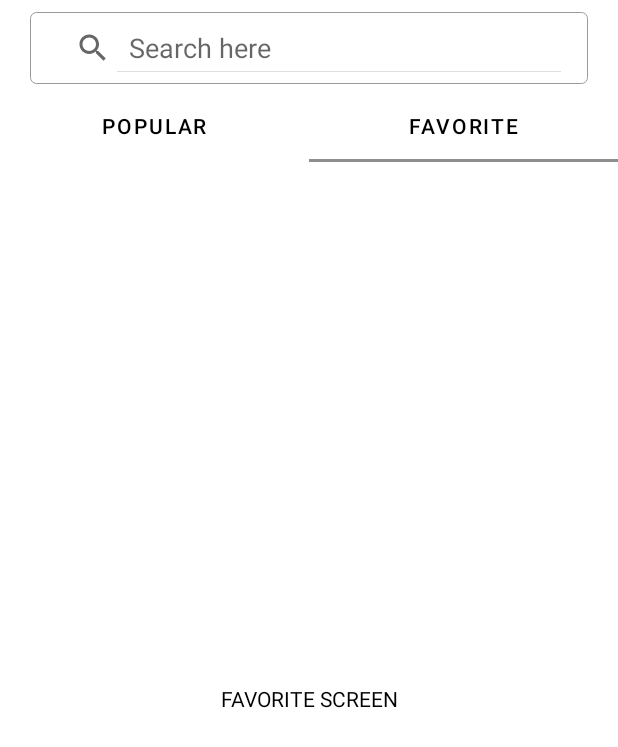
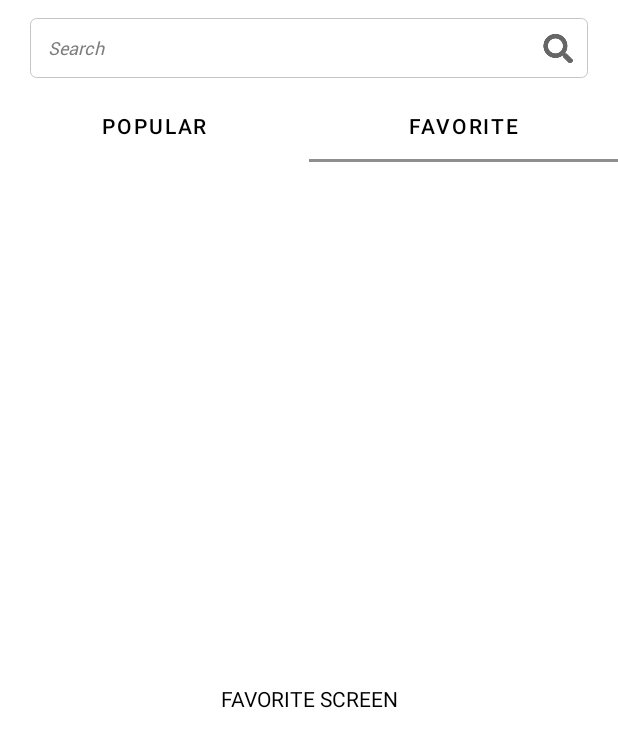
Before and after one commit to yuzutaru/GithubProfile-dagger-Coroutines, an Android app: the fragment MainMenuFragment shown on its own in the app's theme, tab 2 chosen, on a phone screen of 412 x 824 dp. Shown: the top 747 px of the screen. Run offline under Robolectric (Android 15) with nearby library versions, the phone set to English and light mode, and no system bars; our stand-ins replace Dagger/Hilt's generated code, paging.

Commit message:
add search feature

```diff
--- a/app/src/main/java/com/yuzu/githubprofile_dagger_coroutines/view/adapter/ViewPagerAdapter.kt
+++ b/app/src/main/java/com/yuzu/githubprofile_dagger_coroutines/view/adapter/ViewPagerAdapter.kt
@@ -6,8 +6,9 @@ import androidx.lifecycle.Lifecycle
 import androidx.viewpager2.adapter.FragmentStateAdapter
 import com.yuzu.githubprofile_dagger_coroutines.view.fragment.FavoriteFragment
 import com.yuzu.githubprofile_dagger_coroutines.view.fragment.PopularFragment
+import com.yuzu.githubprofile_dagger_coroutines.viewmodel.PopularViewModel
 
-class ViewPagerAdapter(fragmentManager: FragmentManager, lifecycle: Lifecycle):
+class ViewPagerAdapter(fragmentManager: FragmentManager, lifecycle: Lifecycle, private val popularViewModel: PopularViewModel):
     FragmentStateAdapter(fragmentManager, lifecycle) {
     override fun getItemCount(): Int {
         return 2
@@ -15,9 +16,9 @@ class ViewPagerAdapter(fragmentManager: FragmentManager, lifecycle: Lifecycle):
 
     override fun createFragment(position: Int): Fragment {
         when (position) {
-            0 -> return PopularFragment()
+            0 -> return PopularFragment(popularViewModel)
             1 -> return FavoriteFragment()
         }
-        return PopularFragment()
+        return PopularFragment(popularViewModel)
     }
 }
--- a/app/src/main/java/com/yuzu/githubprofile_dagger_coroutines/view/fragment/MainMenuFragment.kt
+++ b/app/src/main/java/com/yuzu/githubprofile_dagger_coroutines/view/fragment/MainMenuFragment.kt
@@ -1,17 +1,30 @@
 package com.yuzu.githubprofile_dagger_coroutines.view.fragment
 
+import android.content.Context
 import android.os.Bundle
+import android.os.Handler
+import android.os.Looper
+import android.text.Editable
+import android.text.TextWatcher
 import android.view.LayoutInflater
 import android.view.View
 import android.view.ViewGroup
 import androidx.fragment.app.Fragment
+import androidx.lifecycle.ViewModelProvider
 import com.google.android.material.tabs.TabLayoutMediator
 import com.yuzu.githubprofile_dagger_coroutines.databinding.FragmentMainMenuBinding
 import com.yuzu.githubprofile_dagger_coroutines.view.adapter.ViewPagerAdapter
+import com.yuzu.githubprofile_dagger_coroutines.viewmodel.PopularViewModel
 
 class MainMenuFragment: Fragment() {
     private lateinit var binding: FragmentMainMenuBinding
+    private lateinit var viewModel: PopularViewModel
     private val title = arrayOf("Popular", "Favorite")
+
+    override fun onAttach(context: Context) {
+        super.onAttach(context)
+        viewModel = ViewModelProvider(this)[PopularViewModel::class.java]
+    }
 
     override fun onCreateView(inflater: LayoutInflater, container: ViewGroup?,
                               savedInstanceState: Bundle?): View {
@@ -24,10 +37,11 @@ class MainMenuFragment: Fragment() {
 
         initAdapter()
         initViewPager()
+        initQuery()
     }
 
     private fun initAdapter() {
-        binding.viewPager.adapter = ViewPagerAdapter(childFragmentManager, lifecycle)
+        binding.viewPager.adapter = ViewPagerAdapter(childFragmentManager, lifecycle, viewModel)
     }
 
     private fun initViewPager() {
@@ -37,9 +51,28 @@ class MainMenuFragment: Fragment() {
     }
 
     private fun initQuery() {
-        binding.search.setOnQueryTextFocusChangeListener(object : View.OnFocusChangeListener {
-            override fun onFocusChange(p0: View?, p1: Boolean) {
-                TODO("Not yet implemented")
+        binding.search.addTextChangedListener(object : TextWatcher {
+            val handler = Handler(Looper.getMainLooper())
+
+            override fun beforeTextChanged(p0: CharSequence?, p1: Int, p2: Int, p3: Int) {
+                //TODO("Not yet implemented")
+            }
+
+            override fun onTextChanged(p0: CharSequence?, p1: Int, p2: Int, p3: Int) {
+
+            }
+
+            override fun afterTextChanged(p0: Editable?) {
+
+                val runnable = Runnable {
+                    context?.let {
+                        //Log.e("devLog", "text = $p0")
+                        viewModel.getUser(p0.toString())
+                        handler.removeCallbacksAndMessages(null)
+                    }
+                }
+
+                handler.postDelayed(runnable, 2000);
             }
         })
     }
--- a/app/src/main/java/com/yuzu/githubprofile_dagger_coroutines/view/fragment/PopularFragment.kt
+++ b/app/src/main/java/com/yuzu/githubprofile_dagger_coroutines/view/fragment/PopularFragment.kt
@@ -1,13 +1,11 @@
 package com.yuzu.githubprofile_dagger_coroutines.view.fragment
 
-import android.content.Context
 import android.os.Bundle
 import android.view.LayoutInflater
 import android.view.View
 import android.view.ViewGroup
 import androidx.core.view.isVisible
 import androidx.fragment.app.Fragment
-import androidx.lifecycle.ViewModelProvider
 import androidx.lifecycle.lifecycleScope
 import androidx.paging.LoadState
 import com.yuzu.githubprofile_dagger_coroutines.databinding.FragmentPopularBinding
@@ -17,15 +15,9 @@ import com.yuzu.githubprofile_dagger_coroutines.view.adapter.UserListAdapter
 import com.yuzu.githubprofile_dagger_coroutines.viewmodel.PopularViewModel
 import kotlinx.coroutines.launch
 
-class PopularFragment: Fragment() {
+class PopularFragment(private val viewModel: PopularViewModel): Fragment() {
     private lateinit var binding: FragmentPopularBinding
-    private lateinit var viewModel: PopularViewModel
     private lateinit var adapter: UserListAdapter
-
-    override fun onAttach(context: Context) {
-        super.onAttach(context)
-        viewModel = ViewModelProvider(this)[PopularViewModel::class.java]
-    }
 
     override fun onCreateView(inflater: LayoutInflater, container: ViewGroup?,
                               savedInstanceState: Bundle?): View? {
--- a/app/src/main/res/layout/fragment_main_menu.xml
+++ b/app/src/main/res/layout/fragment_main_menu.xml
@@ -16,25 +16,14 @@
         app:layout_constraintEnd_toEndOf="parent"
         android:layout_marginTop="4dp">
 
-        <SearchView
-            android:id="@+id/search"
-            android:layout_width="match_parent"
-            android:layout_height="wrap_content"
-            style="@style/EditTextCustom"
-            android:iconifiedByDefault="false"
-            android:queryHint="Search here"
-            android:paddingVertical="8dp"
-            android:layout_marginHorizontal="20dp"/>
-
         <RelativeLayout
             android:layout_width="match_parent"
             android:layout_height="40dp"
             android:gravity="center_vertical"
-            android:layout_marginHorizontal="20dp"
-            tools:visibility="gone">
+            android:layout_marginHorizontal="20dp">
 
             <EditText
-                android:id="@+id/search2"
+                android:id="@+id/search"
                 android:layout_width="match_parent"
                 android:layout_height="match_parent"
                 android:hint="@string/search_hint"
```
